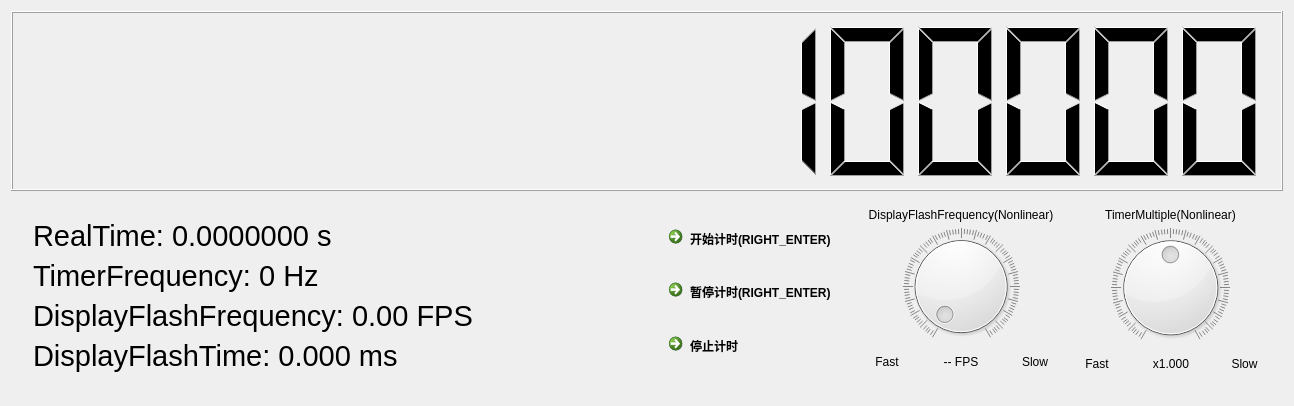
The window that MyQtWidgets.ui (awdlxj/QtLCD) describes before a commit, drawn with Qt 5.
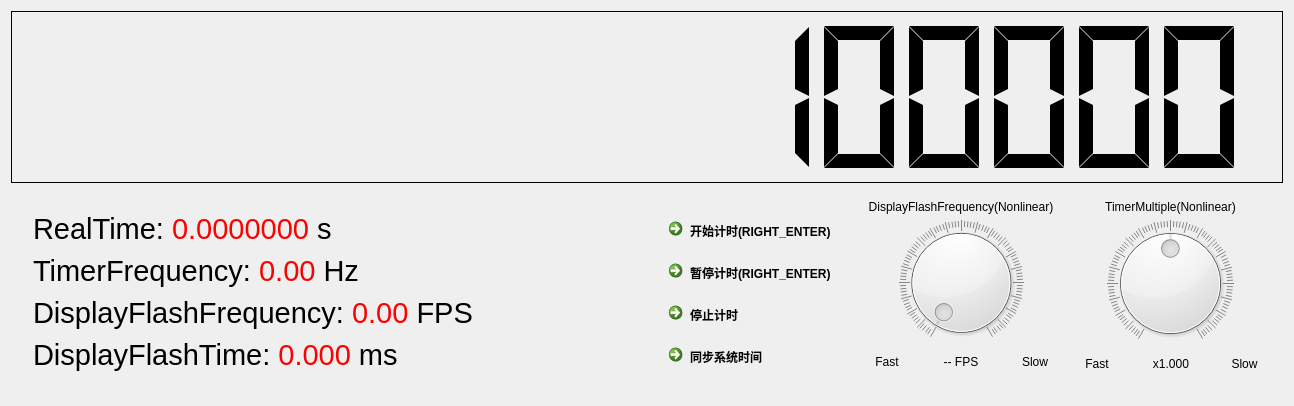
The same window after the commit.

Patch:
```diff
--- a/MyQtWidgets.ui
+++ b/MyQtWidgets.ui
@@ -36,6 +36,21 @@
       <property name="cursor">
        <cursorShape>ArrowCursor</cursorShape>
       </property>
+      <property name="autoFillBackground">
+       <bool>true</bool>
+      </property>
+      <property name="styleSheet">
+       <string notr="true"/>
+      </property>
+      <property name="inputMethodHints">
+       <set>Qt::ImhNone</set>
+      </property>
+      <property name="frameShape">
+       <enum>QFrame::Box</enum>
+      </property>
+      <property name="frameShadow">
+       <enum>QFrame::Plain</enum>
+      </property>
       <property name="smallDecimalPoint">
        <bool>false</bool>
       </property>
@@ -43,7 +58,7 @@
        <number>14</number>
       </property>
       <property name="segmentStyle">
-       <enum>QLCDNumber::Filled</enum>
+       <enum>QLCDNumber::Flat</enum>
       </property>
       <property name="value" stdset="0">
        <double>88888888888888.000000000000000</double>
@@ -70,7 +85,7 @@
              </font>
             </property>
             <property name="text">
-             <string>RealTime: 0.0000000 s</string>
+             <string>&lt;html&gt;&lt;head/&gt;&lt;body&gt;&lt;p&gt;RealTime: &lt;span style=&quot; color:#ff0000;&quot;&gt;0.0000000&lt;/span&gt; s&lt;/p&gt;&lt;/body&gt;&lt;/html&gt;</string>
             </property>
            </widget>
           </item>
@@ -82,7 +97,7 @@
              </font>
             </property>
             <property name="text">
-             <string>TimerFrequency: 0 Hz</string>
+             <string>&lt;html&gt;&lt;head/&gt;&lt;body&gt;&lt;p&gt;TimerFrequency: &lt;span style=&quot; color:#ff0000;&quot;&gt;0.00&lt;/span&gt; Hz&lt;/p&gt;&lt;/body&gt;&lt;/html&gt;</string>
             </property>
            </widget>
           </item>
@@ -94,7 +109,7 @@
              </font>
             </property>
             <property name="text">
-             <string>DisplayFlashFrequency: 0.00 FPS</string>
+             <string>&lt;html&gt;&lt;head/&gt;&lt;body&gt;&lt;p&gt;DisplayFlashFrequency: &lt;span style=&quot; color:#ff0000;&quot;&gt;0.00&lt;/span&gt; FPS&lt;/p&gt;&lt;/body&gt;&lt;/html&gt;</string>
             </property>
            </widget>
           </item>
@@ -106,7 +121,7 @@
              </font>
             </property>
             <property name="text">
-             <string>DisplayFlashTime: 0.000 ms</string>
+             <string>&lt;html&gt;&lt;head/&gt;&lt;body&gt;&lt;p&gt;DisplayFlashTime: &lt;span style=&quot; color:#ff0000;&quot;&gt;0.000&lt;/span&gt; ms&lt;/p&gt;&lt;/body&gt;&lt;/html&gt;</string>
             </property>
            </widget>
           </item>
@@ -152,6 +167,13 @@
                </property>
               </widget>
              </item>
+             <item>
+              <widget class="QCommandLinkButton" name="commandLinkButton_4">
+               <property name="text">
+                <string>同步系统时间</string>
+               </property>
+              </widget>
+             </item>
             </layout>
            </widget>
           </item>
```
